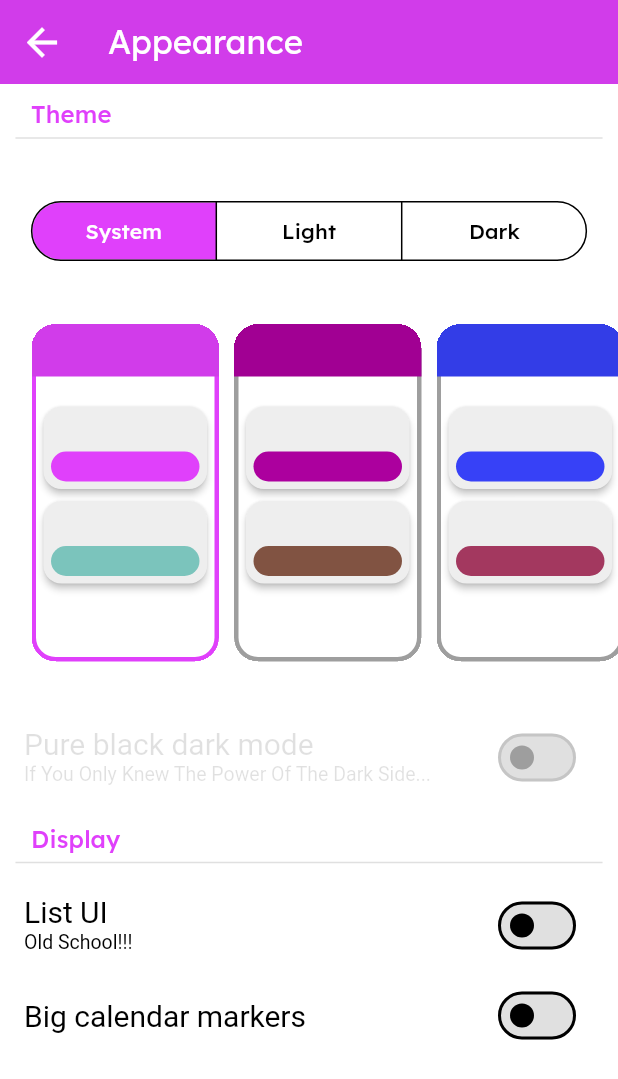
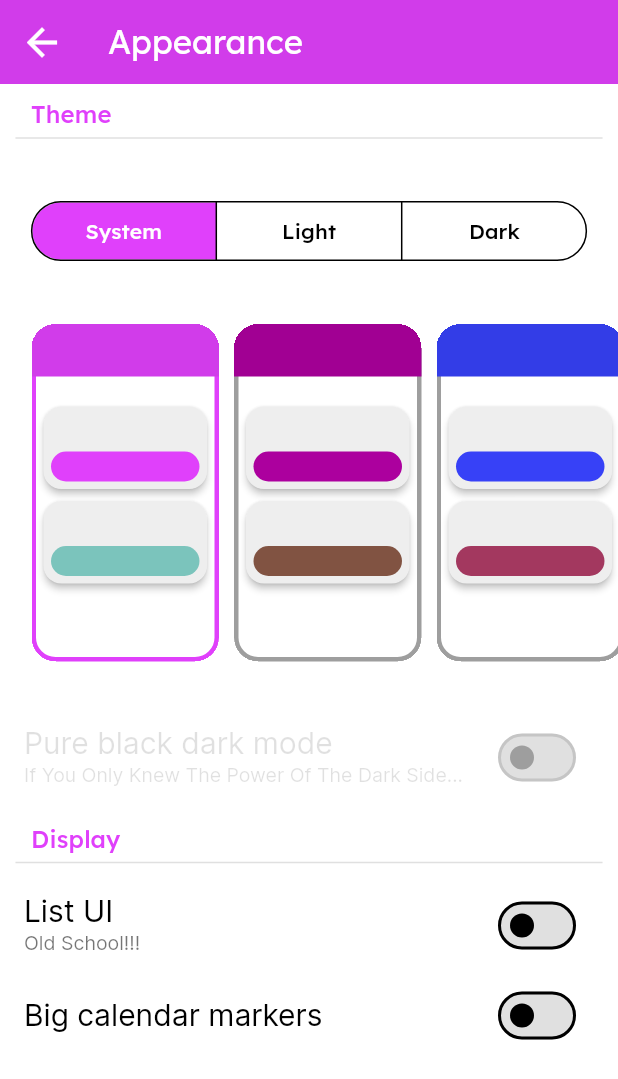
Before and after one commit to App-Elevate/AUT.aplikace-legacy, a Flutter app: the AppearanceScreen screen opened directly, on a phone screen of 412 x 824 dp. Shown: the top 1079 px of the screen. Run offline on Flutter 3.47's test engine with Material 3 defaults, Android fonts, the phone set to English and light mode, and no system bars; our stand-ins replace awesome_notifications, firebase_analytics, firebase_core, firebase_crashlytics, flutter_secure_storage, flutter_svg and 10 more; missing offline and left inert: background_fetch, canteenlib, enum_to_string, icons_flutter; accounts and stored records are empty; statements that could not run were skipped.

Commit message:
update listtile global theme

```diff
--- a/lib/app_themes.dart
+++ b/lib/app_themes.dart
@@ -132,18 +132,20 @@ class Themes {
 
       // List tiles
       listTileTheme: ListTileThemeData(
-        shape: RoundedRectangleBorder(borderRadius: BorderRadius.circular(16)),
+        //shape: RoundedRectangleBorder(borderRadius: BorderRadius.circular(16)),
         dense: false,
         selectedColor: colorScheme.primary,
         iconColor: colorScheme.onSurface,
-        textColor: colorScheme.onSurface,
-        titleTextStyle: const TextStyle(
+        titleTextStyle: TextStyle(
           fontSize: 20,
+          fontFamily: "Inter",
           fontWeight: FontWeight.w400,
+          color: colorScheme.onSurface,
         ),
-        subtitleTextStyle: const TextStyle(
+        subtitleTextStyle: TextStyle(
           fontSize: 13,
-          fontWeight: FontWeight.normal,
+          fontFamily: "Inter",
+          color: colorScheme.onSurfaceVariant,
         ),
         visualDensity: VisualDensity.comfortable,
       ),
```
